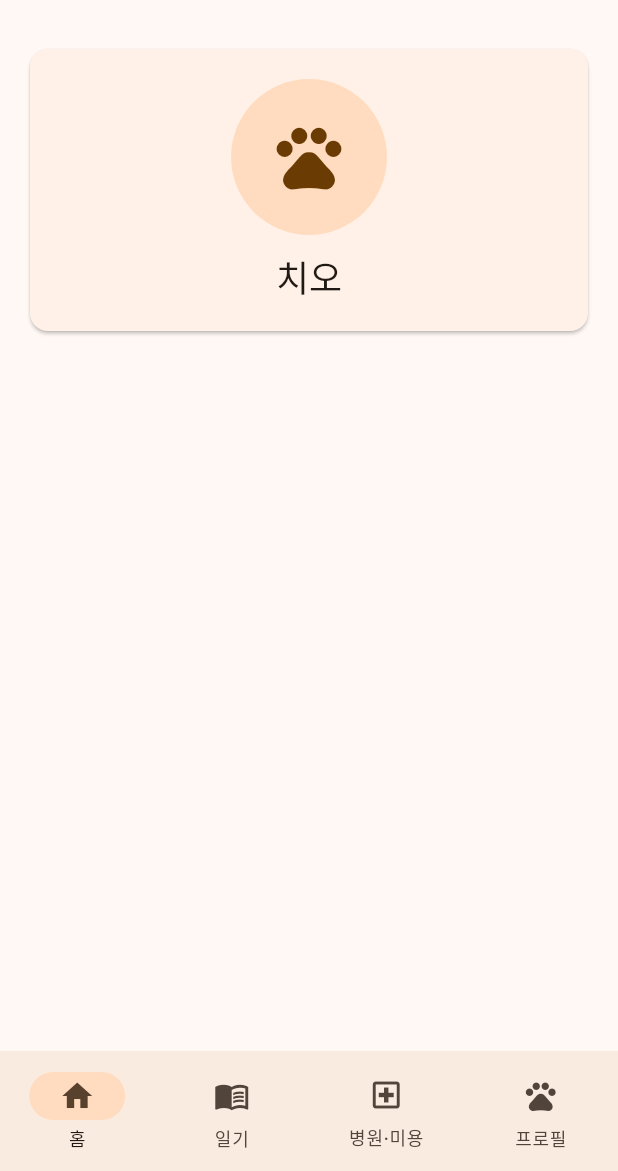
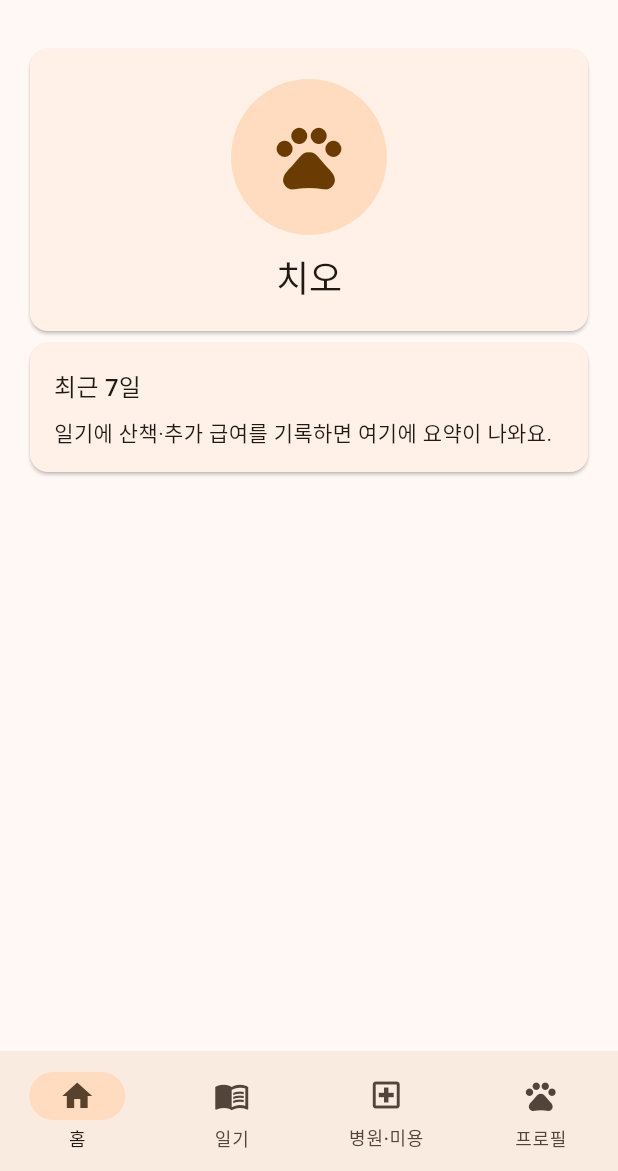
Before and after one commit to withnet2827/work, a Flutter app: the screen it shows once a user with an empty profile is signed in, after a tap on "새 가족 만들기", on a phone screen of 412 x 824 dp, the part 65-1236 px from its top. Run offline on Flutter 3.47's test engine with Material 3 defaults, Android fonts, the phone set to English and light mode, and no system bars; our stand-ins replace cloud_firestore, firebase_auth, firebase_core, image_picker, shared_preferences, web; missing offline and left inert: dart:js_interop; accounts and stored records are empty.

Commit message:
홈 최근 7일 요약(산책 횟수·시간 그래프, 배변 집계, 추가 급여) 추가
Co-Authored-By: Claude Sonnet 5.5 <noreply@anthropic.com>
Claude-Session: https://claude.ai/code/session_01PQbmQbZ2WcNWZZFqaVaTqf

```diff
--- /dev/null
+++ b/app/lib/models/week_stats.dart
@@ -0,0 +1,81 @@
+import 'diary_entry.dart';
+
+/// 하루치 산책 집계.
+class DayStat {
+  const DayStat({
+    required this.date,
+    required this.walks,
+    required this.minutes,
+  });
+  final String date; // yyyy-mm-dd
+  final int walks;
+  final int minutes;
+}
+
+/// 최근 7일(오늘 포함) 일기 기록 요약.
+class WeekStats {
+  const WeekStats({
+    required this.days,
+    required this.walkCount,
+    required this.walkMinutes,
+    required this.poopNormal,
+    required this.poopAbnormal,
+    required this.poopNone,
+    required this.feedCount,
+  });
+
+  final List<DayStat> days; // 오래된 날 → 오늘
+  final int walkCount;
+  final int walkMinutes;
+  final int poopNormal; // 정상
+  final int poopAbnormal; // 무름·설사·딱딱함
+  final int poopNone; // 없음
+  final int feedCount;
+
+  bool get isEmpty => walkCount == 0 && feedCount == 0;
+  int get maxMinutes => days.fold(0, (m, d) => d.minutes > m ? d.minutes : m);
+
+  static const abnormalPoop = {'무름', '설사', '딱딱함'};
+
+  static String _ymd(DateTime d) =>
+      '${d.year}-${d.month.toString().padLeft(2, '0')}-${d.day.toString().padLeft(2, '0')}';
+
+  factory WeekStats.from(List<DiaryEntry> entries, DateTime today) {
+    final base = DateTime(today.year, today.month, today.day);
+    final dates = [
+      for (var i = 6; i >= 0; i--) _ymd(base.subtract(Duration(days: i))),
+    ];
+    final perDay = {
+      for (final d in dates) d: [0, 0],
+    }; // [횟수, 분]
+    var normal = 0, abnormal = 0, none = 0, feeds = 0;
+    for (final e in entries) {
+      if (!perDay.containsKey(e.date)) continue;
+      feeds += e.feeds.length;
+      for (final w in e.walks) {
+        perDay[e.date]![0] += 1;
+        perDay[e.date]![1] += w.minutes;
+        if (w.poop == '정상') {
+          normal++;
+        } else if (abnormalPoop.contains(w.poop)) {
+          abnormal++;
+        } else if (w.poop == '없음') {
+          none++;
+        }
+      }
+    }
+    final days = [
+      for (final d in dates)
+        DayStat(date: d, walks: perDay[d]![0], minutes: perDay[d]![1]),
+    ];
+    return WeekStats(
+      days: days,
+      walkCount: days.fold(0, (a, d) => a + d.walks),
+      walkMinutes: days.fold(0, (a, d) => a + d.minutes),
+      poopNormal: normal,
+      poopAbnormal: abnormal,
+      poopNone: none,
+      feedCount: feeds,
+    );
+  }
+}
--- a/app/lib/screens/home_shell.dart
+++ b/app/lib/screens/home_shell.dart
@@ -5,12 +5,15 @@ import '../backup/file_download.dart';
 import '../data/diary_store.dart';
 import '../data/profile_store.dart';
 import '../data/visit_store.dart';
+import '../models/diary_entry.dart';
 import '../models/visit.dart';
+import '../models/week_stats.dart';
 import '../models/pet_profile.dart';
 import '../widgets_pet_avatar.dart';
 import 'diary_screen.dart';
 import 'profile_edit_screen.dart';
 import 'visit_actions.dart';
+import 'week_stats_card.dart';
 import 'visits_screen.dart';
 import 'diary_edit_screen.dart' show todayString;
 import 'profile_screen.dart';
@@ -56,6 +59,7 @@ class _HomeShellState extends State<HomeShell> {
   late final DiaryStore _diaryStore = widget.diaryStore ?? LocalDiaryStore();
   late final VisitStore _visitStore = widget.visitStore ?? LocalVisitStore();
   List<Visit> _visits = [];
+  List<DiaryEntry> _entries = [];
   PetProfile _profile = const PetProfile();
   bool _loading = true;
 
@@ -77,8 +81,18 @@ class _HomeShellState extends State<HomeShell> {
     }
   }
 
+  Future<void> _loadEntries() async {
+    try {
+      final e = await _diaryStore.load();
+      if (mounted) setState(() => _entries = e);
+    } catch (_) {
+      // 요약은 보조 정보라 실패해도 조용히 넘어간다(일기 탭에서 오류를 보여준다).
+    }
+  }
+
   Future<void> _reload() async {
     _loadVisits();
+    _loadEntries();
     try {
       final p = await widget.store.load();
       if (!mounted) return;
@@ -250,6 +264,7 @@ class _HomeShellState extends State<HomeShell> {
         profile: _profile,
         upcoming: upcomingVisits(_visits, todayString()),
         actions: _visitActions,
+        stats: WeekStats.from(_entries, DateTime.now()),
       ),
       DiaryScreen(
         store: _diaryStore,
@@ -288,7 +303,10 @@ class _HomeShellState extends State<HomeShell> {
       body: pages[_tab],
       bottomNavigationBar: NavigationBar(
         selectedIndex: _tab,
-        onDestinationSelected: (i) => setState(() => _tab = i),
+        onDestinationSelected: (i) {
+          setState(() => _tab = i);
+          if (i == 0) _loadEntries(); // 일기에서 쓴 기록을 홈 요약에 반영
+        },
         destinations: const [
           NavigationDestination(
             icon: Icon(Icons.home_outlined),
@@ -321,10 +339,12 @@ class _HomeTab extends StatelessWidget {
     required this.profile,
     required this.upcoming,
     required this.actions,
+    required this.stats,
   });
   final PetProfile profile;
   final List<Visit> upcoming;
   final VisitActions actions;
+  final WeekStats stats;
 
   @override
   Widget build(BuildContext context) {
@@ -350,6 +370,7 @@ class _HomeTab extends StatelessWidget {
             ),
           ),
         ),
+        WeekStatsCard(stats: stats),
         if (upcoming.isNotEmpty) ...[
           Padding(
             padding: const EdgeInsets.only(top: 16, bottom: 4),
--- /dev/null
+++ b/app/lib/screens/week_stats_card.dart
@@ -0,0 +1,100 @@
+import 'package:flutter/material.dart';
+
+import '../models/week_stats.dart';
+
+/// 홈 화면의 '최근 7일' 요약 카드.
+class WeekStatsCard extends StatelessWidget {
+  const WeekStatsCard({super.key, required this.stats});
+  final WeekStats stats;
+
+  static const _weekdays = ['월', '화', '수', '목', '금', '토', '일'];
+
+  @override
+  Widget build(BuildContext context) {
+    final text = Theme.of(context).textTheme;
+    final scheme = Theme.of(context).colorScheme;
+    return Card(
+      child: Padding(
+        padding: const EdgeInsets.all(16),
+        child: Column(
+          crossAxisAlignment: CrossAxisAlignment.start,
+          children: [
+            Text('최근 7일', style: text.titleMedium),
+            const SizedBox(height: 8),
+            if (stats.isEmpty)
+              const Text('일기에 산책·추가 급여를 기록하면 여기에 요약이 나와요.')
+            else ...[
+              Text(
+                '🚶 산책 ${stats.walkCount}회 · 총 ${stats.walkMinutes}분'
+                '${stats.feedCount > 0 ? '   🍖 추가 급여 ${stats.feedCount}건' : ''}',
+              ),
+              const SizedBox(height: 4),
+              Text(
+                '💩 정상 ${stats.poopNormal}'
+                ' · 이상 ${stats.poopAbnormal}'
+                '${stats.poopNone > 0 ? ' · 없음 ${stats.poopNone}' : ''}',
+                style: stats.poopAbnormal > 0
+                    ? text.bodyMedium?.copyWith(color: scheme.error)
+                    : null,
+              ),
+              if (stats.poopAbnormal > 0)
+                Text(
+                  '무름·설사·딱딱함이 있었어요. 계속되면 병원 상담을 권해요.',
+                  style: text.bodySmall,
+                ),
+              const SizedBox(height: 12),
+              SizedBox(
+                height: 96,
+                child: Row(
+                  crossAxisAlignment: CrossAxisAlignment.end,
+                  children: [
+                    for (final d in stats.days)
+                      Expanded(
+                        child: _Bar(
+                          label: _weekdays[DateTime.parse(d.date).weekday - 1],
+                          minutes: d.minutes,
+                          ratio: stats.maxMinutes == 0
+                              ? 0
+                              : d.minutes / stats.maxMinutes,
+                        ),
+                      ),
+                  ],
+                ),
+              ),
+            ],
+          ],
+        ),
+      ),
+    );
+  }
+}
+
+class _Bar extends StatelessWidget {
+  const _Bar({required this.label, required this.minutes, required this.ratio});
+  final String label;
+  final int minutes;
+  final double ratio;
+
+  @override
+  Widget build(BuildContext context) {
+    final scheme = Theme.of(context).colorScheme;
+    final small = Theme.of(context).textTheme.labelSmall;
+    return Column(
+      mainAxisAlignment: MainAxisAlignment.end,
+      children: [
+        Text(minutes > 0 ? '$minutes' : '', style: small),
+        const SizedBox(height: 2),
+        Container(
+          width: 18,
+          height: minutes > 0 ? (4 + 52 * ratio) : 3,
+          decoration: BoxDecoration(
+            color: minutes > 0 ? scheme.primary : scheme.outlineVariant,
+            borderRadius: BorderRadius.circular(4),
+          ),
+        ),
+        const SizedBox(height: 4),
+        Text(label, style: small),
+      ],
+    );
+  }
+}
```
Also changed, not shown: 2 other files.
